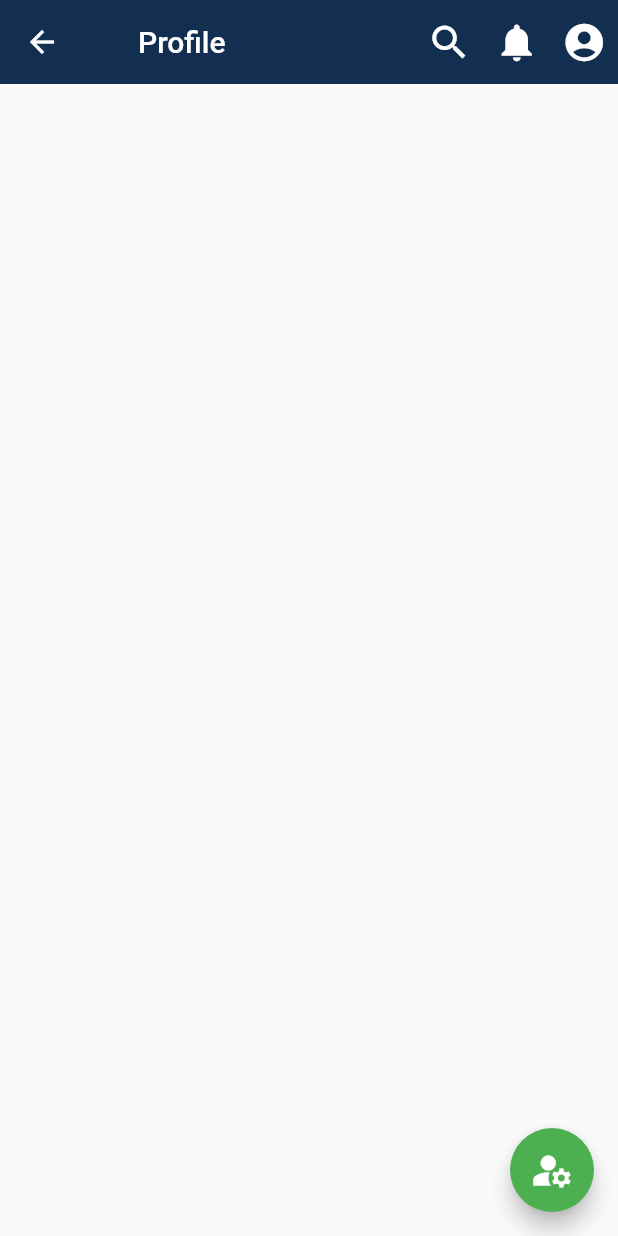
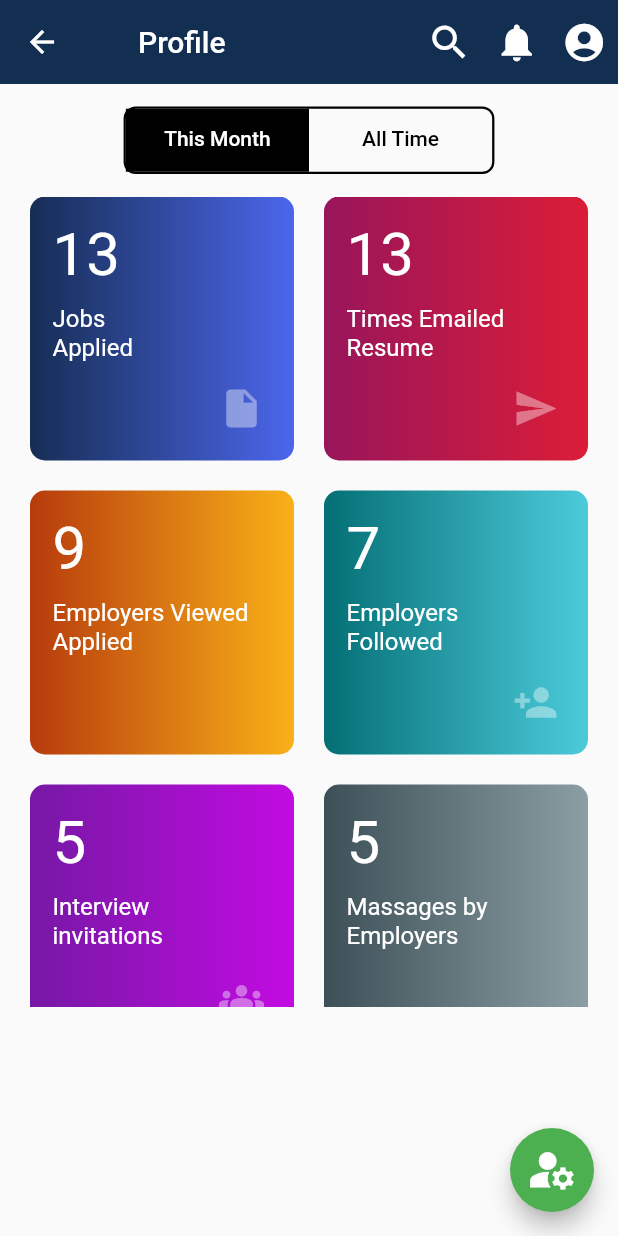
Before and after one commit to Emon526/Job-Search, a Flutter app: the UserProfile screen opened directly, on a phone screen of 412 x 824 dp. Run offline on Flutter 3.47's test engine with Material 2 defaults, Android fonts, the phone set to English and light mode, and no system bars; our stand-ins replace custom_navigation_bar, line_icons, lottie.

Commit message:
Profile Page Added

```diff
--- a/lib/model/profilestatmodel.dart
+++ b/lib/model/profilestatmodel.dart
@@ -11,32 +11,32 @@ class Stats {
       Stats(
         '13',
         'Jobs\nApplied',
-        Icons.verified,
+        Icons.insert_drive_file,
       ),
       Stats(
         '13',
         'Times Emailed\nResume',
-        Icons.ac_unit,
+        Icons.send,
       ),
       Stats(
         '9',
         'Employers Viewed\nApplied',
-        Icons.safety_divider,
+        Icons.visibility,
       ),
       Stats(
         '7',
         'Employers\nFollowed',
-        Icons.ac_unit,
+        Icons.person_add,
       ),
       Stats(
         '5',
         'Interview\ninvitations',
-        Icons.ac_unit,
+        Icons.groups,
       ),
       Stats(
         '5',
         'Massages by\nEmployers',
-        Icons.ac_unit,
+        Icons.mail,
       ),
     ];
   }
--- a/lib/screens/userprofile/userprofile.dart
+++ b/lib/screens/userprofile/userprofile.dart
@@ -2,6 +2,7 @@
 
 import 'package:flutter/material.dart';
 import 'package:newdemo/model/profilestatmodel.dart';
+import 'package:newdemo/widgets/profilegridview.dart';
 
 class UserProfile extends StatefulWidget {
   const UserProfile({Key? key}) : super(key: key);
@@ -10,8 +11,24 @@ class UserProfile extends StatefulWidget {
   _UserProfileState createState() => _UserProfileState();
 }
 
-class _UserProfileState extends State<UserProfile> {
+class _UserProfileState extends State<UserProfile>
+    with SingleTickerProviderStateMixin {
   final _statlist = Stats.statslistValue();
+
+  late TabController _tabController;
+
+  @override
+  void initState() {
+    _tabController = TabController(length: 2, vsync: this);
+    super.initState();
+  }
+
+  @override
+  void dispose() {
+    super.dispose();
+    _tabController.dispose();
+  }
+
   @override
   Widget build(BuildContext context) {
     Size size = MediaQuery.of(context).size;
@@ -59,44 +76,120 @@ class _UserProfileState extends State<UserProfile> {
           ),
         ],
       ),
-      // body: Column(
-      //   children: [
-      //     SizedBox(
-      //       height: 70,
-      //     ),
-      //     Container(
-      //       padding: EdgeInsets.symmetric(
-      //         horizontal: 25,
-      //       ),
-      //       color: Colors.red,
-      //       width: double.infinity,
-      //       height: 470,
-      //       child: GridView.builder(
-      //         physics: NeverScrollableScrollPhysics(),
-
-      //         // shrinkWrap: true,
-      //         gridDelegate: SliverGridDelegateWithFixedCrossAxisCount(
-      //           crossAxisCount: 2,
-      //           crossAxisSpacing: 10.0,
-      //           mainAxisSpacing: 10.0,
-      //         ),
-      //         itemCount: 6,
-      //         itemBuilder: (context, index) {
-      //           return ProfileGridViewcard(
-      //             count: _statlist[index].count,
-      //             titile: _statlist[index].title,
-      //             icon: _statlist[index].icon,
-      //           );
-      //         },
-      //       ),
-      //     ),
-      //   ],
-      // ),
+      body: Column(
+        children: [
+          SizedBox(
+            height: 15,
+          ),
+          Container(
+            height: 45,
+            width: size.width * 0.6,
+            decoration: BoxDecoration(
+              border: Border.all(
+                width: 1.5,
+              ),
+              borderRadius: BorderRadius.circular(
+                8.0,
+              ),
+            ),
+            child: TabBar(
+              controller: _tabController,
+              indicator: BoxDecoration(
+                color: Colors.black,
+              ),
+              labelColor: Colors.white,
+              unselectedLabelColor: Colors.black,
+              tabs: [
+                Tab(
+                  text: 'This Month',
+                ),
+                Tab(
+                  text: 'All Time',
+                ),
+              ],
+            ),
+          ),
+          SizedBox(
+            height: 15,
+          ),
+          Container(
+            padding: EdgeInsets.symmetric(
+              horizontal: 20,
+            ),
+            width: double.infinity,
+            height: 540,
+            child: GridView(
+              physics: NeverScrollableScrollPhysics(),
+              gridDelegate: SliverGridDelegateWithFixedCrossAxisCount(
+                crossAxisCount: 2,
+                crossAxisSpacing: 20.0,
+                mainAxisSpacing: 20.0,
+              ),
+              children: [
+                ProfileGridViewcard(
+                  color: [
+                    Color(0xff162e54),
+                    Color(0xff4c66ec),
+                  ],
+                  count: _statlist[0].count,
+                  title: _statlist[0].title,
+                  icon: _statlist[0].icon,
+                ),
+                ProfileGridViewcard(
+                  color: [
+                    Color(0xff98155B),
+                    Color(0xffDB1D37),
+                  ],
+                  count: _statlist[1].count,
+                  title: _statlist[1].title,
+                  icon: _statlist[1].icon,
+                ),
+                ProfileGridViewcard(
+                  color: [
+                    Color(0xffB73B0D),
+                    Color(0xffF9B118),
+                  ],
+                  count: _statlist[2].count,
+                  title: _statlist[2].title,
+                  // icon: _statlist[2].icon,
+                ),
+                ProfileGridViewcard(
+                  color: [
+                    Color(0xff046F75),
+                    Color(0xff4CCBDB),
+                  ],
+                  count: _statlist[3].count,
+                  title: _statlist[3].title,
+                  icon: _statlist[3].icon,
+                ),
+                ProfileGridViewcard(
+                  color: [
+                    Color(0xff7618A5),
+                    Color(0xffC20BE2),
+                  ],
+                  count: _statlist[4].count,
+                  title: _statlist[4].title,
+                  icon: _statlist[4].icon,
+                ),
+                ProfileGridViewcard(
+                  color: [
+                    Color(0xff3E5057),
+                    Color(0xff8B9EA4),
+                  ],
+                  count: _statlist[5].count,
+                  title: _statlist[5].title,
+                  // icon: _statlist[5].icon,
+                ),
+              ],
+            ),
+          ),
+        ],
+      ),
       floatingActionButton: FloatingActionButton(
         backgroundColor: Colors.green,
         child: Icon(
           Icons.manage_accounts,
-          size: 30,
+          size: 35,
         ),
         onPressed: () {
           showDialog(
--- a/lib/widgets/profilegridview.dart
+++ b/lib/widgets/profilegridview.dart
@@ -4,10 +4,16 @@ import 'package:flutter/material.dart';
 
 class ProfileGridViewcard extends StatefulWidget {
   final String count;
-  final String titile;
+  final String title;
   final IconData? icon;
+  final List<Color> color;
+
   const ProfileGridViewcard(
-      {Key? key, required this.count, required this.titile, this.icon})
+      {Key? key,
+      required this.count,
+      required this.title,
+      this.icon,
+      required this.color})
       : super(key: key);
 
   @override
@@ -18,20 +24,22 @@ class _ProfileGridViewcardState extends State<ProfileGridViewcard> {
   @override
   Widget build(BuildContext context) {
     return Container(
-      padding: EdgeInsets.all(10),
+      padding: EdgeInsets.only(
+        left: 15,
+        top: 15,
+      ),
       decoration: BoxDecoration(
         borderRadius: BorderRadius.circular(10),
         gradient: LinearGradient(
-          colors: [
-            Color(0xff162e54),
-            Color(0xff4c66ec),
-          ],
+          colors: widget.color,
         ),
       ),
       child: Stack(
         children: [
           Column(
+            mainAxisAlignment: MainAxisAlignment.start,
             crossAxisAlignment: CrossAxisAlignment.start,
+            mainAxisSize: MainAxisSize.min,
             children: [
               Text(
                 widget.count,
@@ -41,10 +49,10 @@ class _ProfileGridViewcardState extends State<ProfileGridViewcard> {
                 ),
               ),
               SizedBox(
-                height: 5,
+                height: 10,
               ),
               Text(
-                widget.titile,
+                widget.title,
                 style: TextStyle(
                   fontSize: 16,
                   color: Colors.white,
@@ -53,10 +61,11 @@ class _ProfileGridViewcardState extends State<ProfileGridViewcard> {
             ],
           ),
           Positioned(
-            bottom: 0.0,
-            right: 0.0,
+            bottom: 20.0,
+            right: 20.0,
             child: Icon(
               widget.icon,
+              size: 30,
               color: Colors.white.withOpacity(0.4),
             ), //Icon
           ),
--- a/lib/widgets/test.dart
+++ /dev/null
@@ -1,65 +0,0 @@
-// ignore_for_file: prefer_const_constructors, prefer_const_literals_to_create_immutables, unnecessary_null_comparison
-
-import 'package:flutter/material.dart';
-
-class DropDowntest extends StatefulWidget {
-  const DropDowntest({Key? key}) : super(key: key);
-
-  @override
-  _DropDowntestState createState() => _DropDowntestState();
-}
-
-class _DropDowntestState extends State<DropDowntest> {
-  String _dropDownValue = 'Job Title';
-
-  @override
-  Widget build(BuildContext context) {
-    return Scaffold(
-      body: SafeArea(
-        child: Center(
-          child: Container(
-            decoration: BoxDecoration(
-              border: Border.all(
-                color: Colors.grey,
-              ),
-              borderRadius: BorderRadius.all(
-                Radius.circular(10),
-              ),
-            ),
-            padding: EdgeInsets.all(5),
-            child: DropdownButtonHideUnderline(
-              child: DropdownButton(
-                hint: Text(
-                  _dropDownValue,
-                  style: TextStyle(
-                    color: Colors.blue,
-                  ),
-                ),
-                isExpanded: true,
-                iconSize: 30.0,
-                style: TextStyle(
-                  color: Colors.blue,
-                ),
-                items: ['One', 'Two', 'Three'].map(
-                  (val) {
-                    return DropdownMenuItem<String>(
-                      value: val,
-                      child: Text(val),
-                    );
-                  },
-                ).toList(),
-                onChanged: (String? val) {
-                  setState(
-                    () {
-                      _dropDownValue = val!;
-                    },
-                  );
-                },
-              ),
-            ),
-          ),
-        ),
-      ),
-    );
-  }
-}
```
